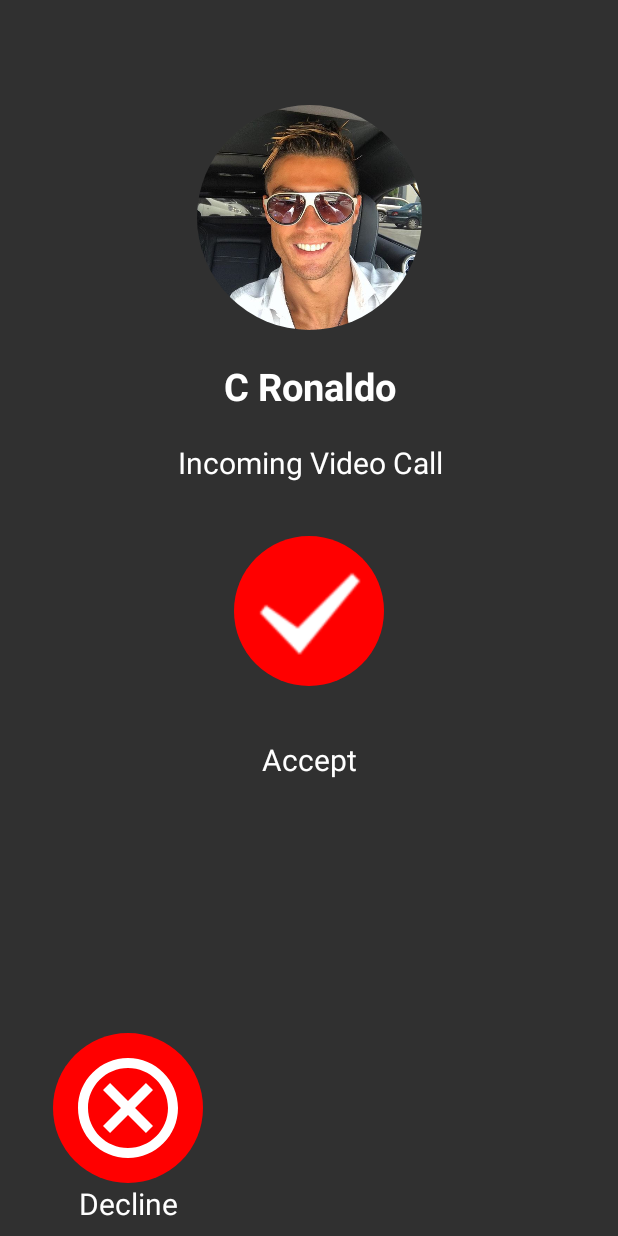
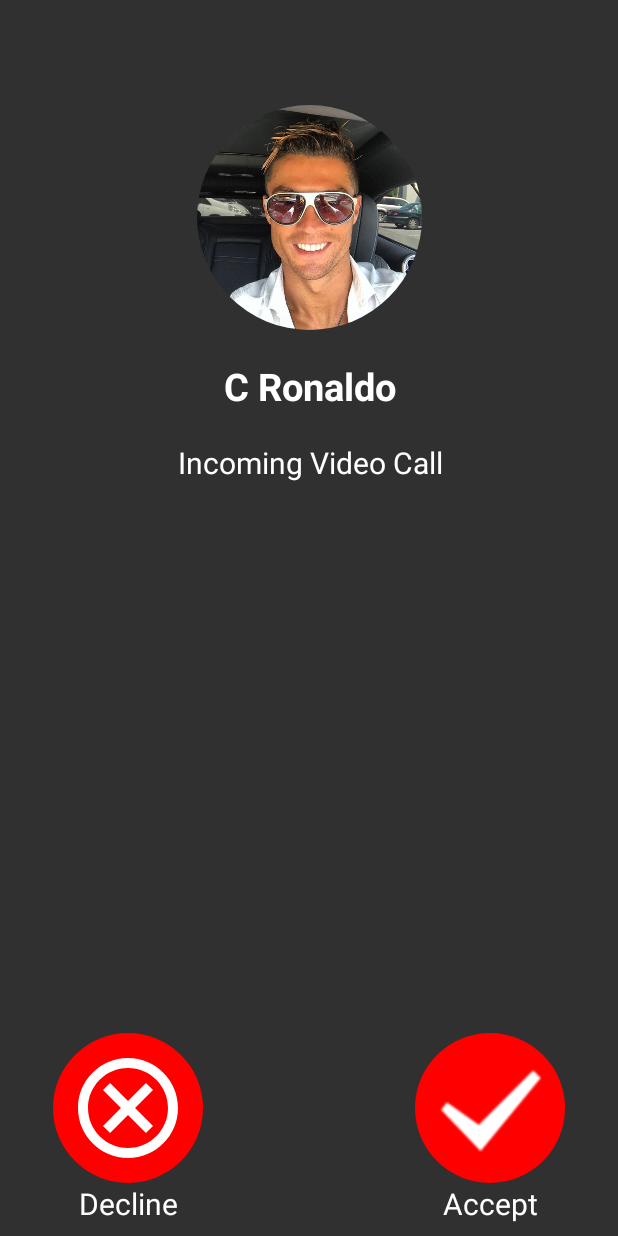
Before and after one commit to Hamzaiq223/FakeCall, an Android app: the screen it shows after launch (IncomingCall), on a phone screen of 412 x 824 dp. Run offline under Robolectric (Android 15) with nearby library versions, the phone set to English and light mode, and no system bars; our stand-ins replace CircleImageView, Firebase (no records; nobody signed in at launch, a user with empty details on screens opened directly), Picasso; 1 statement that could not run was skipped.

Commit message:
some changes in design

```diff
--- a/app/build.gradle
+++ b/app/build.gradle
@@ -48,4 +48,5 @@ dependencies {
     implementation 'de.hdodenhof:circleimageview:3.1.0'
     implementation 'com.github.bumptech.glide:glide:4.16.0'
     implementation 'com.squareup.picasso:picasso:2.8'
+    implementation 'com.skyfishjy.ripplebackground:library:1.0.1'
 }
--- a/app/src/main/java/com/tool/fakecall/Activities/IncomingCall/IncomingCall.java
+++ b/app/src/main/java/com/tool/fakecall/Activities/IncomingCall/IncomingCall.java
@@ -51,8 +51,6 @@ public class IncomingCall extends AppCompatActivity {
         imageView = findViewById(R.id.ivImage);
         storage = FirebaseStorage.getInstance();
         storageRef = storage.getReference();
-        RippleBackground rippleBackground=(RippleBackground)findViewById(R.id.rippleBG);
-        rippleBackground.startRippleAnimation();
 
         displayImageFromFolder("Ronaldo");
 
@@ -88,7 +86,6 @@ public class IncomingCall extends AppCompatActivity {
 
                 firstImageRef.getDownloadUrl().addOnSuccessListener(uri -> {
                     String imageUrl = uri.toString();
-
 
 //                    Bitmap bitmap = BitmapFactory.decodeFile(imageUrl);
 //                    Bitmap blurredBitmap = BlurBuilder.blur(this, bitmap);
--- /dev/null
+++ b/app/src/main/res/drawable/round_background.xml
@@ -0,0 +1,26 @@
+<vector xmlns:android="http://schemas.android.com/apk/res/android"
+    xmlns:aapt="http://schemas.android.com/aapt"
+    android:width="205dp"
+    android:height="67dp"
+    android:viewportWidth="205"
+    android:viewportHeight="67">
+  <path
+      android:pathData="M33.5,2L171.5,2A27.5,27.5 0,0 1,199 29.5L199,29.5A27.5,27.5 0,0 1,171.5 57L33.5,57A27.5,27.5 0,0 1,6 29.5L6,29.5A27.5,27.5 0,0 1,33.5 2z"
+      android:fillColor="#00DC25"/>
+  <path
+      android:pathData="M33.5,1L171.5,1A28.5,28.5 0,0 1,200 29.5L200,29.5A28.5,28.5 0,0 1,171.5 58L33.5,58A28.5,28.5 0,0 1,5 29.5L5,29.5A28.5,28.5 0,0 1,33.5 1z"
+      android:strokeWidth="2"
+      android:fillColor="#00000000">
+    <aapt:attr name="android:strokeColor">
+      <gradient
+          android:startX="102.5"
+          android:startY="2"
+          android:endX="102.5"
+          android:endY="57"
+          android:type="linear">
+        <item android:offset="0" android:color="#FF8EFFA1"/>
+        <item android:offset="1" android:color="#C91CA533"/>
+      </gradient>
+    </aapt:attr>
+  </path>
+</vector>
--- a/app/src/main/res/layout/activity_incoming_call.xml
+++ b/app/src/main/res/layout/activity_incoming_call.xml
@@ -65,32 +65,33 @@
         app:layout_constraintBottom_toBottomOf="parent"
         app:layout_constraintStart_toStartOf="parent" />
 
-    <com.tool.fakecall.Common.RippleBackground
-        android:id="@+id/rippleBG"
+    <ImageView
+        android:id="@+id/ivAccept"
+        android:layout_width="100dp"
+        android:layout_height="100dp"
+        android:layout_margin="35dp"
+        android:background="@drawable/circle"
+
+        android:padding="10dp"
+        android:src="@drawable/icon_tick"
+        app:layout_constraintBottom_toBottomOf="parent"
+        app:layout_constraintEnd_toEndOf="parent" />
+
+    <TextView
+        android:id="@+id/btnReturn"
         android:layout_width="wrap_content"
         android:layout_height="wrap_content"
-        android:visibility="visible"
+        android:layout_marginBottom="50dp"
+        android:text="RETURN"
+        android:gravity="center"
+        android:textSize="25dp"
+        android:textColor="@color/white"
+        android:paddingBottom="10dp"
+        android:visibility="gone"
+        android:background="@drawable/round_background"
+        app:layout_constraintBottom_toBottomOf="@+id/ivImage"
         app:layout_constraintEnd_toEndOf="parent"
-        app:layout_constraintStart_toStartOf="parent"
-        app:layout_constraintTop_toBottomOf="@+id/textView3"
-        app:rb_color="#FFFFFFFF"
-        app:rb_duration="3000"
-        app:rb_radius="32dp"
-        app:rb_rippleAmount="6"
-        app:rb_scale="6">
-
-        <ImageView
-            android:id="@+id/ivAccept"
-            android:layout_width="100dp"
-            android:layout_height="100dp"
-            android:layout_margin="35dp"
-            android:background="@drawable/circle"
-            android:padding="10dp"
-            android:src="@drawable/icon_tick" />
-
-    </com.tool.fakecall.Common.RippleBackground>
-
-
+        app:layout_constraintStart_toStartOf="parent" />
 
     <TextView
         android:layout_width="wrap_content"
@@ -103,13 +104,14 @@
         app:layout_constraintTop_toBottomOf="@+id/ivCancel" />
 
     <TextView
+        android:id="@+id/textView4"
         android:layout_width="wrap_content"
         android:layout_height="wrap_content"
         android:text="@string/accept"
         android:textColor="@color/white"
         android:textSize="20dp"
-        app:layout_constraintEnd_toEndOf="@+id/rippleBG"
-        app:layout_constraintStart_toStartOf="@+id/rippleBG"
-        app:layout_constraintTop_toBottomOf="@+id/rippleBG" />
+        app:layout_constraintEnd_toEndOf="@+id/ivAccept"
+        app:layout_constraintStart_toStartOf="@+id/ivAccept"
+        app:layout_constraintTop_toBottomOf="@+id/ivAccept" />
 
 </androidx.constraintlayout.widget.ConstraintLayout>
--- a/app/src/main/res/values/colors.xml
+++ b/app/src/main/res/values/colors.xml
@@ -7,5 +7,6 @@
     <color name="teal_700">#FF018786</color>
     <color name="black">#FF000000</color>
     <color name="white">#FFFFFFFF</color>
+    <color name="light_shade_white">#33FFFFFF</color>
     <color name="transparent_color">#00FFFFFF</color>
 </resources>
```
